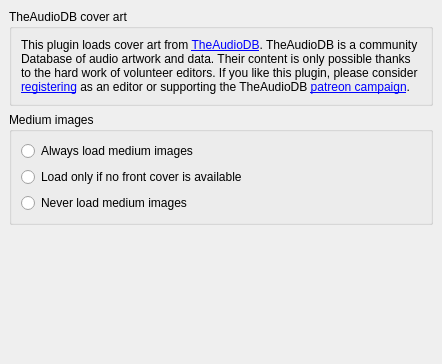
First picture: the form in plugins/theaudiodb/options_theaudiodb.ui, repository metabrainz/picard-plugins, before the edit.
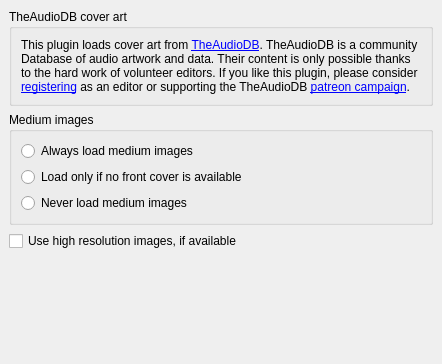
Second picture: the form after the edit.

Commit message: theaudiodb: Add option to use high resolution images

```diff
--- a/plugins/theaudiodb/options_theaudiodb.ui
+++ b/plugins/theaudiodb/options_theaudiodb.ui
@@ -98,6 +98,13 @@
      </layout>
     </widget>
    </item>
+   <item>
+    <widget class="QCheckBox" name="theaudiodb_use_high_quality">
+     <property name="text">
+      <string>Use high resolution images, if available</string>
+     </property>
+    </widget>
+   </item>
    <item>
     <spacer name="verticalSpacer">
      <property name="orientation">
```
The commit also changes 2 other files.
